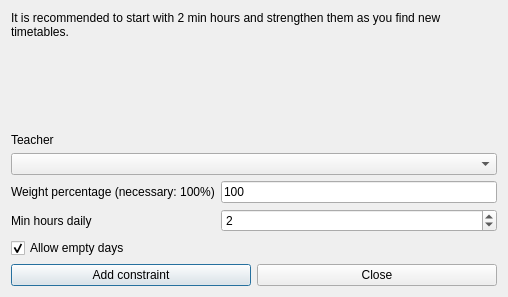
Before: the Qt Designer form fet/src/interface/addconstraintteacherminhoursdailyform_template.ui in vonmecheln/fet, drawn with Qt 5.
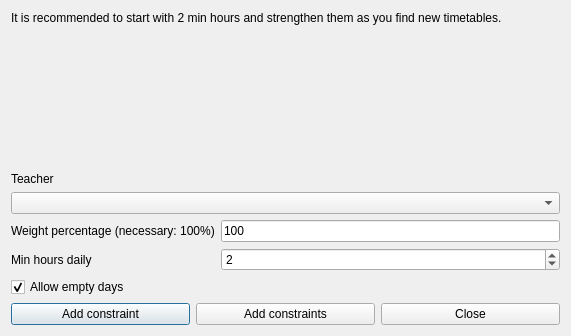
After: the same form once the commit is applied.

```diff
--- a/fet/src/interface/addconstraintteacherminhoursdailyform_template.ui
+++ b/fet/src/interface/addconstraintteacherminhoursdailyform_template.ui
@@ -6,8 +6,8 @@
    <rect>
     <x>0</x>
     <y>0</y>
-    <width>508</width>
-    <height>297</height>
+    <width>571</width>
+    <height>336</height>
    </rect>
   </property>
   <property name="windowTitle">
@@ -143,6 +143,13 @@
        </property>
       </widget>
      </item>
+     <item>
+      <widget class="QPushButton" name="addConstraintsPushButton">
+       <property name="text">
+        <string>Add constraints</string>
+       </property>
+      </widget>
+     </item>
      <item>
       <widget class="QPushButton" name="closePushButton">
        <property name="text">
```
